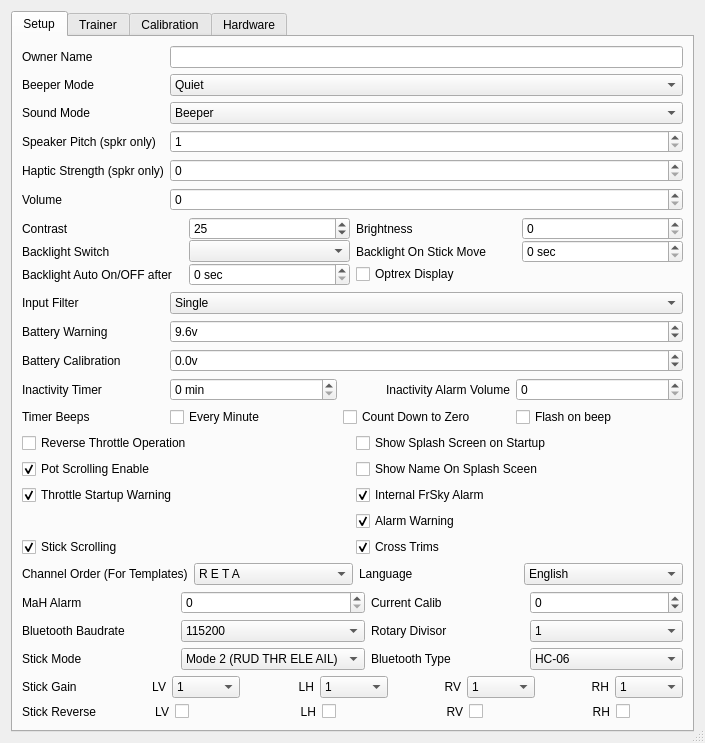
MikeBland/mbtx, file eepe/eepskye/src/generaledit.ui: the form before one commit.
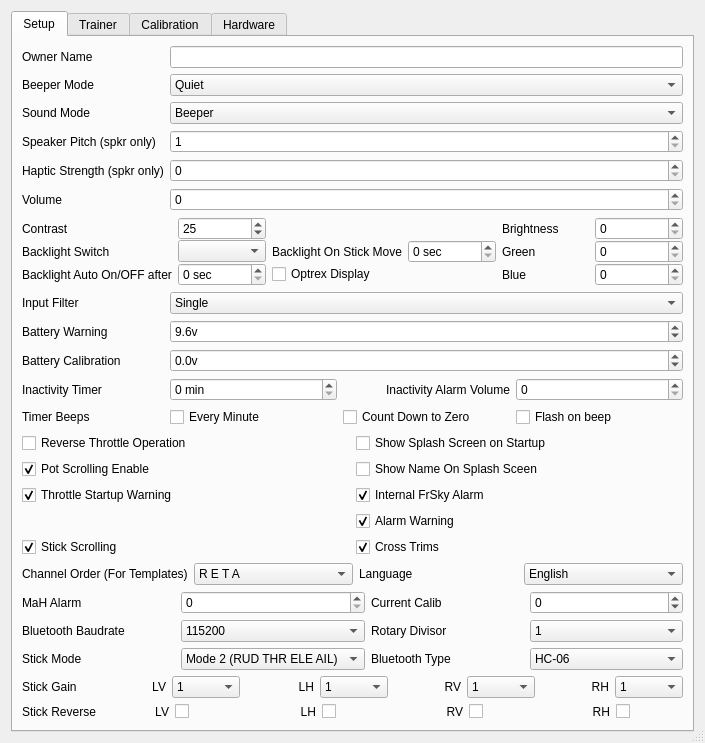
The form after the commit. The open tabs and pages were chosen to show the change. Icons and pictures are not drawn.

```diff
--- a/eepe/eepskye/src/generaledit.ui
+++ b/eepe/eepskye/src/generaledit.ui
@@ -588,7 +588,7 @@
         </layout>
        </item>
        <item row="6" column="0" colspan="2">
-        <layout class="QGridLayout" name="gridLayout_9" rowstretch="0,0,0" columnstretch="0,0,0,0">
+        <layout class="QGridLayout" name="gridLayout_9" rowstretch="0,0,0" columnstretch="0,0,0,0,0,0">
          <property name="verticalSpacing">
           <number>0</number>
          </property>
@@ -619,40 +619,6 @@
            </property>
           </widget>
          </item>
-         <item row="0" column="2">
-          <widget class="QLabel" name="label_7">
-           <property name="toolTip">
-            <string extracomment="Screen Contrast [20-45]"/>
-           </property>
-           <property name="text">
-            <string>Brightness</string>
-           </property>
-          </widget>
-         </item>
-         <item row="0" column="3">
-          <widget class="QSpinBox" name="brightSB">
-           <property name="toolTip">
-            <string/>
-           </property>
-           <property name="statusTip">
-            <string/>
-           </property>
-           <property name="whatsThis">
-            <string>&lt;!DOCTYPE HTML PUBLIC &quot;-//W3C//DTD HTML 4.0//EN&quot; &quot;http://www.w3.org/TR/REC-html40/strict.dtd&quot;&gt;
-&lt;html&gt;&lt;head&gt;&lt;meta name=&quot;qrichtext&quot; content=&quot;1&quot; /&gt;&lt;style type=&quot;text/css&quot;&gt;
-p, li { white-space: pre-wrap; }
-&lt;/style&gt;&lt;/head&gt;&lt;body style=&quot; font-family:'MS Shell Dlg 2'; font-size:8.25pt; font-weight:400; font-style:normal;&quot;&gt;
-&lt;p style=&quot; margin-top:0px; margin-bottom:0px; margin-left:0px; margin-right:0px; -qt-block-indent:0; text-indent:0px;&quot;&gt;&lt;span style=&quot; font-size:8pt;&quot;&gt;LCD Screen Contrast&lt;/span&gt;&lt;/p&gt;
-&lt;p style=&quot; margin-top:0px; margin-bottom:0px; margin-left:0px; margin-right:0px; -qt-block-indent:0; text-indent:0px;&quot;&gt;&lt;span style=&quot; font-size:8pt;&quot;&gt;Values can be 20-45&lt;/span&gt;&lt;/p&gt;&lt;/body&gt;&lt;/html&gt;</string>
-           </property>
-           <property name="minimum">
-            <number>0</number>
-           </property>
-           <property name="maximum">
-            <number>100</number>
-           </property>
-          </widget>
-         </item>
          <item row="0" column="0">
           <widget class="QLabel" name="label">
            <property name="toolTip">
@@ -760,6 +726,108 @@
            </property>
           </widget>
          </item>
+         <item row="2" column="4">
+          <widget class="QLabel" name="label_BrightBlue">
+           <property name="toolTip">
+            <string extracomment="Screen Contrast [20-45]"/>
+           </property>
+           <property name="text">
+            <string>Blue</string>
+           </property>
+          </widget>
+         </item>
+         <item row="0" column="4">
+          <widget class="QLabel" name="label_Bright">
+           <property name="toolTip">
+            <string extracomment="Screen Contrast [20-45]"/>
+           </property>
+           <property name="text">
+            <string>Brightness</string>
+           </property>
+          </widget>
+         </item>
+         <item row="1" column="4">
+          <widget class="QLabel" name="label_BrightGreen">
+           <property name="toolTip">
+            <string extracomment="Screen Contrast [20-45]"/>
+           </property>
+           <property name="text">
+            <string>Green</string>
+           </property>
+          </widget>
+         </item>
+         <item row="0" column="5">
+          <widget class="QSpinBox" name="brightSB">
+           <property name="toolTip">
+            <string/>
+           </property>
+           <property name="statusTip">
+            <string/>
+           </property>
+           <property name="whatsThis">
+            <string>&lt;!DOCTYPE HTML PUBLIC &quot;-//W3C//DTD HTML 4.0//EN&quot; &quot;http://www.w3.org/TR/REC-html40/strict.dtd&quot;&gt;
+&lt;html&gt;&lt;head&gt;&lt;meta name=&quot;qrichtext&quot; content=&quot;1&quot; /&gt;&lt;style type=&quot;text/css&quot;&gt;
+p, li { white-space: pre-wrap; }
+&lt;/style&gt;&lt;/head&gt;&lt;body style=&quot; font-family:'MS Shell Dlg 2'; font-size:8.25pt; font-weight:400; font-style:normal;&quot;&gt;
+&lt;p style=&quot; margin-top:0px; margin-bottom:0px; margin-left:0px; margin-right:0px; -qt-block-indent:0; text-indent:0px;&quot;&gt;&lt;span style=&quot; font-size:8pt;&quot;&gt;LCD Screen Contrast&lt;/span&gt;&lt;/p&gt;
+&lt;p style=&quot; margin-top:0px; margin-bottom:0px; margin-left:0px; margin-right:0px; -qt-block-indent:0; text-indent:0px;&quot;&gt;&lt;span style=&quot; font-size:8pt;&quot;&gt;Values can be 20-45&lt;/span&gt;&lt;/p&gt;&lt;/body&gt;&lt;/html&gt;</string>
+           </property>
+           <property name="minimum">
+            <number>0</number>
+           </property>
+           <property name="maximum">
+            <number>100</number>
+           </property>
+          </widget>
+         </item>
+         <item row="1" column="5">
+          <widget class="QSpinBox" name="brightGreenSB">
+           <property name="toolTip">
+            <string/>
+           </property>
+           <property name="statusTip">
+            <string/>
+           </property>
+           <property name="whatsThis">
+            <string>&lt;!DOCTYPE HTML PUBLIC &quot;-//W3C//DTD HTML 4.0//EN&quot; &quot;http://www.w3.org/TR/REC-html40/strict.dtd&quot;&gt;
+&lt;html&gt;&lt;head&gt;&lt;meta name=&quot;qrichtext&quot; content=&quot;1&quot; /&gt;&lt;style type=&quot;text/css&quot;&gt;
+p, li { white-space: pre-wrap; }
+&lt;/style&gt;&lt;/head&gt;&lt;body style=&quot; font-family:'MS Shell Dlg 2'; font-size:8.25pt; font-weight:400; font-style:normal;&quot;&gt;
+&lt;p style=&quot; margin-top:0px; margin-bottom:0px; margin-left:0px; margin-right:0px; -qt-block-indent:0; text-indent:0px;&quot;&gt;&lt;span style=&quot; font-size:8pt;&quot;&gt;LCD Screen Contrast&lt;/span&gt;&lt;/p&gt;
+&lt;p style=&quot; margin-top:0px; margin-bottom:0px; margin-left:0px; margin-right:0px; -qt-block-indent:0; text-indent:0px;&quot;&gt;&lt;span style=&quot; font-size:8pt;&quot;&gt;Values can be 20-45&lt;/span&gt;&lt;/p&gt;&lt;/body&gt;&lt;/html&gt;</string>
+           </property>
+           <property name="minimum">
+            <number>0</number>
+           </property>
+           <property name="maximum">
+            <number>100</number>
+           </property>
+          </widget>
+         </item>
+         <item row="2" column="5">
+          <widget class="QSpinBox" name="brightBLueSB">
+           <property name="toolTip">
+            <string/>
+           </property>
+           <property name="statusTip">
+            <string/>
+           </property>
+           <property name="whatsThis">
+            <string>&lt;!DOCTYPE HTML PUBLIC &quot;-//W3C//DTD HTML 4.0//EN&quot; &quot;http://www.w3.org/TR/REC-html40/strict.dtd&quot;&gt;
+&lt;html&gt;&lt;head&gt;&lt;meta name=&quot;qrichtext&quot; content=&quot;1&quot; /&gt;&lt;style type=&quot;text/css&quot;&gt;
+p, li { white-space: pre-wrap; }
+&lt;/style&gt;&lt;/head&gt;&lt;body style=&quot; font-family:'MS Shell Dlg 2'; font-size:8.25pt; font-weight:400; font-style:normal;&quot;&gt;
+&lt;p style=&quot; margin-top:0px; margin-bottom:0px; margin-left:0px; margin-right:0px; -qt-block-indent:0; text-indent:0px;&quot;&gt;&lt;span style=&quot; font-size:8pt;&quot;&gt;LCD Screen Contrast&lt;/span&gt;&lt;/p&gt;
+&lt;p style=&quot; margin-top:0px; margin-bottom:0px; margin-left:0px; margin-right:0px; -qt-block-indent:0; text-indent:0px;&quot;&gt;&lt;span style=&quot; font-size:8pt;&quot;&gt;Values can be 20-45&lt;/span&gt;&lt;/p&gt;&lt;/body&gt;&lt;/html&gt;</string>
+           </property>
+           <property name="minimum">
+            <number>0</number>
+           </property>
+           <property name="maximum">
+            <number>100</number>
+           </property>
+          </widget>
+         </item>
         </layout>
        </item>
        <item row="18" column="0" colspan="2">
```
Left out of the diff: 2 changed lines with no effect on the pictures.
